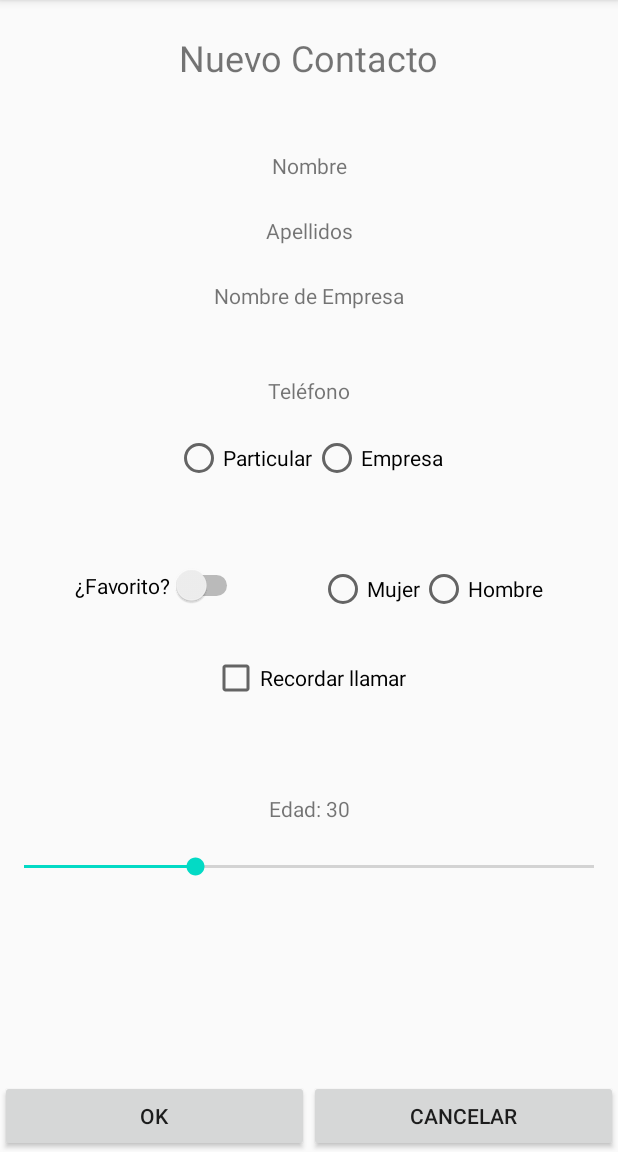
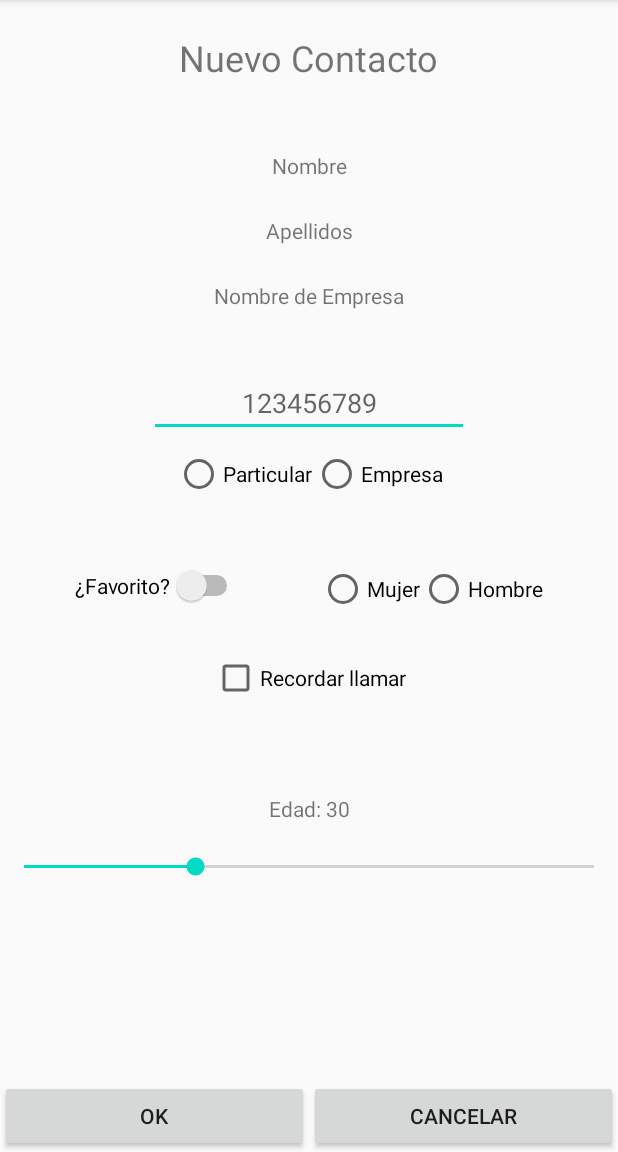
Before and after one commit to sochoa2021DanielAbellan/Practica3, an Android app: the NuevoContactoActivity screen opened directly, with no data from a screen before it, on a phone screen of 412 x 824 dp, the part 84-1236 px from its top. Run offline under Robolectric (Android 15) with nearby library versions, the phone set to English and light mode, and no system bars.

Commit message:
Cambio de TextView a EditText para el Teléfono en NuevoContactoActivity

```diff
--- a/app/src/main/res/layout/activity_nuevo_contacto.xml
+++ b/app/src/main/res/layout/activity_nuevo_contacto.xml
@@ -77,13 +77,15 @@
         app:layout_constraintGuide_percent="0.45"
         app:layout_constraintTop_toTopOf="parent" />
 
-    <TextView
-        android:id="@+id/tvTelefono"
+    <EditText
+        android:id="@+id/etTelefono"
         android:layout_width="wrap_content"
         android:layout_height="wrap_content"
-        android:layout_marginTop="20dp"
-        android:orientation="horizontal"
-        android:text="@string/tvTelefono"
+        android:layout_marginTop="15dp"
+        android:ems="10"
+        android:hint="123456789"
+        android:inputType="phone"
+        android:textAlignment="center"
         app:layout_constraintEnd_toEndOf="parent"
         app:layout_constraintStart_toStartOf="parent"
         app:layout_constraintTop_toTopOf="@+id/guideline2" />
@@ -97,7 +99,7 @@
         app:layout_constraintBottom_toTopOf="@+id/guideline3"
         app:layout_constraintEnd_toEndOf="parent"
         app:layout_constraintStart_toStartOf="parent"
-        app:layout_constraintTop_toBottomOf="@+id/tvTelefono">
+        app:layout_constraintTop_toBottomOf="@+id/etTelefono">
 
         <RadioButton
             android:id="@+id/rbParticular"
--- a/app/src/main/res/values/strings.xml
+++ b/app/src/main/res/values/strings.xml
@@ -10,7 +10,7 @@
     <string name="tvNombreEmpresa">Nombre de Empresa</string>
     <string name="btnOk">OK</string>
     <string name="btnCancelar">Cancelar</string>
-    <string name="tvTelefono">Teléfono</string>>
+    <string name="etTelefono">Teléfono</string>>
     <string name="rbParticular">Particular</string>
     <string name="rbEmpresa">Empresa</string>
     <string name="swFavorito">¿Favorito? </string>
```
